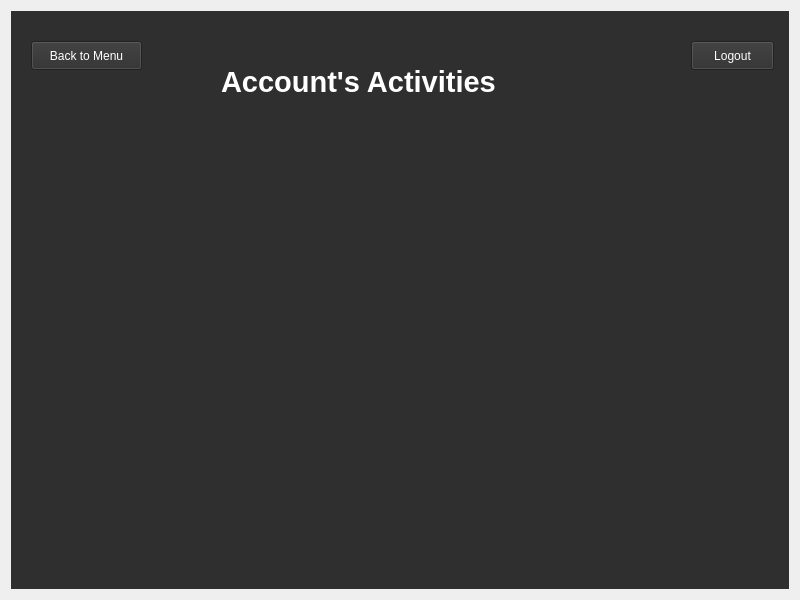
The window that EARNClientApp/clientapp.ui (nsmangat/nsmangat-COMP72070-Section1-Group3-EARNBankingSystem) describes before a commit, drawn with Qt 5.
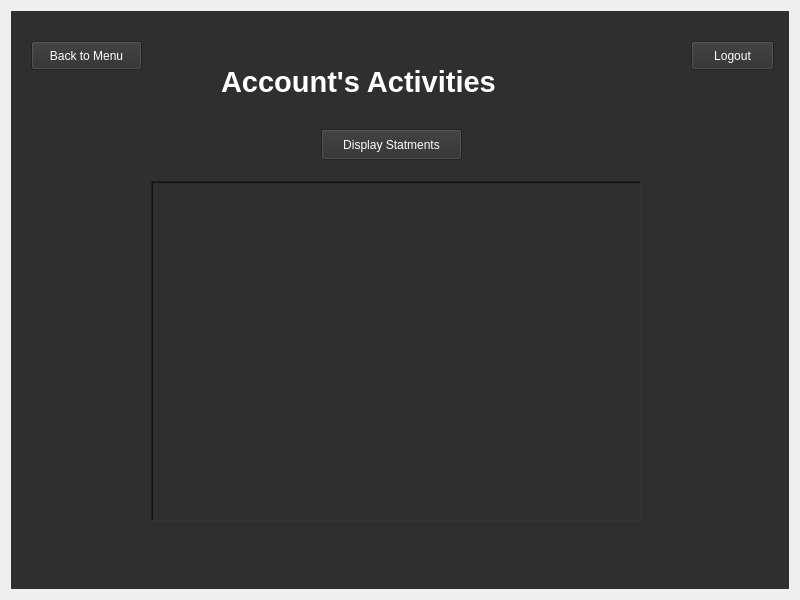
The same window after the commit. The open tabs and pages were chosen to show the change.

The edit to the form file:
```diff
--- a/EARNClientApp/clientapp.ui
+++ b/EARNClientApp/clientapp.ui
@@ -19,6 +19,9 @@
      <property name="styleSheet">
       <string notr="true">color:white;</string>
      </property>
+     <property name="midLineWidth">
+      <number>-5</number>
+     </property>
      <widget class="QWidget" name="page2_Login">
       <property name="styleSheet">
        <string notr="true">
@@ -480,6 +483,41 @@
         <string>Back to Menu</string>
        </property>
       </widget>
+      <widget class="QLabel" name="labelImage">
+       <property name="geometry">
+        <rect>
+         <x>140</x>
+         <y>170</y>
+         <width>491</width>
+         <height>341</height>
+        </rect>
+       </property>
+       <property name="frameShape">
+        <enum>QFrame::WinPanel</enum>
+       </property>
+       <property name="frameShadow">
+        <enum>QFrame::Sunken</enum>
+       </property>
+       <property name="text">
+        <string/>
+       </property>
+       <property name="scaledContents">
+        <bool>true</bool>
+       </property>
+      </widget>
+      <widget class="QPushButton" name="ImageDisplayPushButton">
+       <property name="geometry">
+        <rect>
+         <x>310</x>
+         <y>118</y>
+         <width>141</width>
+         <height>31</height>
+        </rect>
+       </property>
+       <property name="text">
+        <string>Display Statments</string>
+       </property>
+      </widget>
      </widget>
      <widget class="QWidget" name="page6_Transfer">
       <property name="styleSheet">
```
